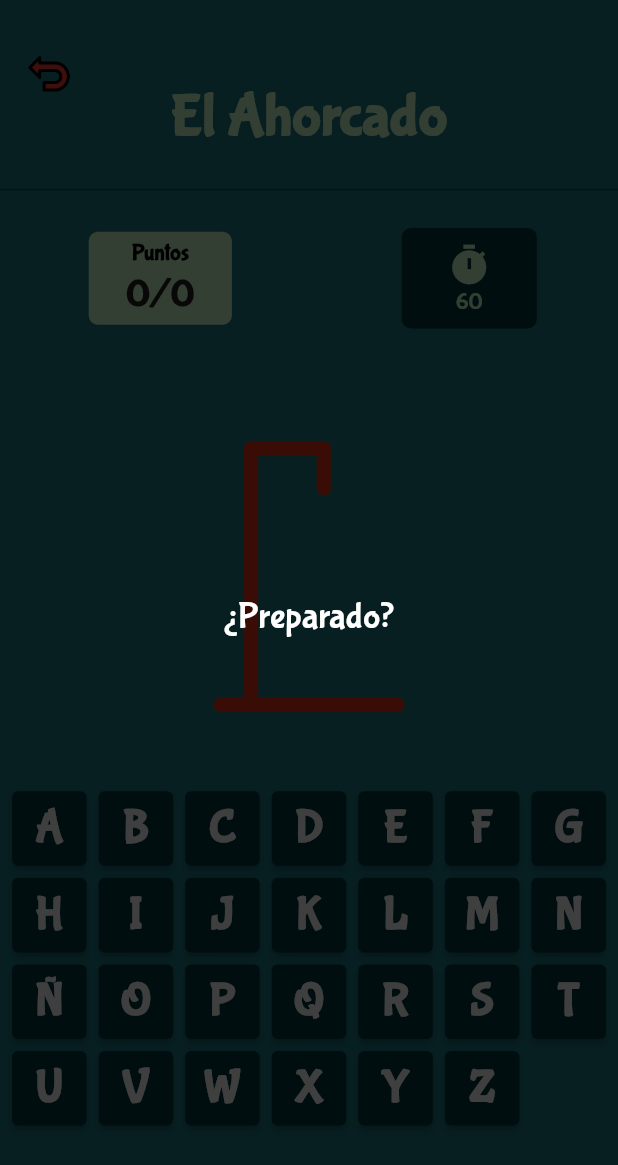
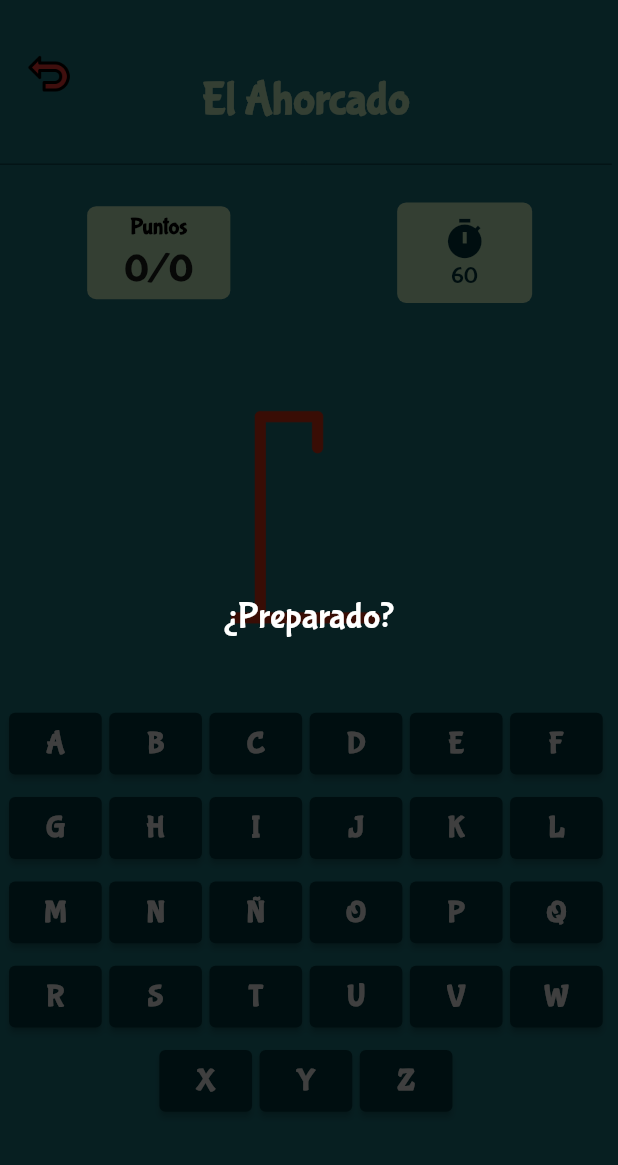
Before and after one commit to carlostic26/Colpaner-Game-App, a Flutter app: the level7 screen opened directly, on a phone screen of 412 x 824 dp. Shown: the top 1165 px of the screen. Run offline on Flutter 3.47's test engine with Material 2 defaults, Android fonts, the phone set to English and light mode, and no system bars; our stand-ins replace cached_network_image, cloud_firestore, firebase_auth, firebase_core, flutter_conditional_rendering, flutter_fortune_wheel and 5 more; missing offline and left inert: giff_dialog, soundpool; accounts and stored records are empty; network calls fail.

Commit message:
corrigiendo algunos bugs parte 1

```diff
--- a/lib/vista/screens/auth/registration_screen.dart
+++ b/lib/vista/screens/auth/registration_screen.dart
@@ -359,7 +359,6 @@ class _RegistrationScreenState extends State<RegistrationScreen> {
     UserModel userModel = UserModel();
 
     LocalStorage localStorage = LocalStorage();
-
     LocalStorage.prefs.setBool("firstLog", firstLog);
 
     String avatar =
--- a/lib/vista/screens/niveles/level3/level3.dart
+++ b/lib/vista/screens/niveles/level3/level3.dart
@@ -1,7 +1,4 @@
-import 'package:cloud_firestore/cloud_firestore.dart';
-import 'package:firebase_auth/firebase_auth.dart';
 import 'package:flutter/material.dart';
-
 import 'package:gamicolpaner/vista/screens/niveles/level3/modulos_soup/ciuda_soup.dart';
 import 'package:gamicolpaner/vista/screens/niveles/level3/modulos_soup/ingles_soup.dart';
 import 'package:gamicolpaner/vista/screens/niveles/level3/modulos_soup/lectura_soup.dart';
--- a/lib/vista/screens/niveles/level7/level7.dart
+++ b/lib/vista/screens/niveles/level7/level7.dart
@@ -213,31 +213,26 @@ class _level7State extends State<level7> {
       backgroundColor: colors_colpaner.base,
       body: Stack(
         children: [
-          Expanded(
+          SingleChildScrollView(
             child: SizedBox(
-              //dimension de ancho y alto de pantalla
-              height: MediaQuery.of(context).size.height,
-              width: MediaQuery.of(context).size.width,
-              child: Stack(
-                alignment: Alignment.center,
-                children: <Widget>[
-                  SingleChildScrollView(
+              height: MediaQuery.of(context).size.height * 0.99,
+              width: MediaQuery.of(context).size.width * 0.99,
               child: Column(
-                      mainAxisAlignment: MainAxisAlignment.spaceEvenly,
+                mainAxisAlignment: MainAxisAlignment.center,
                 crossAxisAlignment: CrossAxisAlignment.center,
                 children: [
+                  SizedBox(height: MediaQuery.of(context).size.height * 0.060),
                   const Center(
                     child: Text(
                       "El Ahorcado",
                       style: TextStyle(
-                              fontSize: 40.0,
+                        fontSize: 30.0, // Reducir el tamaño de la fuente
                         fontFamily: 'BubblegumSans',
                         fontWeight: FontWeight.bold,
                         color: colors_colpaner.claro,
                       ),
                     ),
                   ),
-
                   Text(
                     modulo,
                     style: const TextStyle(
@@ -250,29 +245,26 @@ class _level7State extends State<level7> {
                   const Divider(
                     color: colors_colpaner.oscuro,
                   ),
-                        const SizedBox(
-                          height: 10.0,
-                        ),
+                  const SizedBox(height: 10.0),
                   Row(
                     mainAxisAlignment: MainAxisAlignment.spaceAround,
-                          crossAxisAlignment: CrossAxisAlignment.center,
                     children: [
-                            /* scoreBoard1(
-                                "Intentos", "$numIntentos/$numIntentosMax"), */
-                            scoreBoard1("Puntos",
-                                "${Game7.succes}/$countWordSinRepetidos"),
+                      scoreBoard1(
+                        "Puntos",
+                        "${Game7.succes}/$countWordSinRepetidos",
+                      ),
                       Container(
                         margin: const EdgeInsets.all(5.0),
                         padding: const EdgeInsets.symmetric(
                             vertical: 10.0, horizontal: 30.0),
                         decoration: BoxDecoration(
-                                color: colors_colpaner.oscuro,
+                          color: colors_colpaner.claro,
                           borderRadius: BorderRadius.circular(6.0),
                         ),
                         child: Column(
                           children: [
                             const Icon(
-                                    color: colors_colpaner.claro,
+                              color: colors_colpaner.oscuro,
                               Icons.timer,
                               size: 30,
                             ),
@@ -281,90 +273,91 @@ class _level7State extends State<level7> {
                               style: const TextStyle(
                                 fontFamily: 'BubblegumSans',
                                 fontSize: 15,
-                                        color: colors_colpaner.claro),
+                                color: colors_colpaner.oscuro,
+                              ),
                             ),
                           ],
                         ),
                       ),
                     ],
                   ),
-                        const SizedBox(
-                          height: 30.0,
-                        ),
-                        //texto de afirmación
-                        Positioned(
-                          top: 10,
-                          left: -10,
-                          child: Padding(
+                  const SizedBox(height: 30.0),
+                  Padding(
                     padding: const EdgeInsets.fromLTRB(20, 0, 20, 2),
                     child: Text(
                       afirmacion,
                       style: const TextStyle(
                         color: colors_colpaner.claro,
                         fontSize: 18,
-                                  fontFamily: 'BubblegumSans'),
+                        fontFamily: 'BubblegumSans',
                       ),
                     ),
                   ),
-
-                        Center(
+                  SizedBox(
+                    height: MediaQuery.of(context).size.height *
+                        0.20, // Reducir la altura del área de la figura del ahorcado
+                    child: Center(
                       child: Stack(
-                            //corresponde a cada imagen de parte de cuerpo del personaje de ahorcado
                         children: [
-                              figureImage(Game7.tries >= 0,
-                                  "assets/games/level3/hang.png"),
-                              figureImage(Game7.tries >= 1,
-                                  "assets/games/level3/head.png"),
-                              figureImage(Game7.tries >= 2,
-                                  "assets/games/level3/body.png"),
-                              figureImage(Game7.tries >= 3,
-                                  "assets/games/level3/ra.png"),
-                              figureImage(Game7.tries >= 4,
-                                  "assets/games/level3/la.png"),
-                              figureImage(Game7.tries >= 5,
-                                  "assets/games/level3/rl.png"),
-                              figureImage(Game7.tries >= 6,
-                                  "assets/games/level3/ll.png"),
+                          figureImage(
+                              Game7.tries >= 0, "assets/games/level3/hang.png"),
+                          figureImage(
+                              Game7.tries >= 1, "assets/games/level3/head.png"),
+                          figureImage(
+                              Game7.tries >= 2, "assets/games/level3/body.png"),
+                          figureImage(
+                              Game7.tries >= 3, "assets/games/level3/ra.png"),
+                          figureImage(
+                              Game7.tries >= 4, "assets/games/level3/la.png"),
+                          figureImage(
+                              Game7.tries >= 5, "assets/games/level3/rl.png"),
+                          figureImage(
+                              Game7.tries >= 6, "assets/games/level3/ll.png"),
                         ],
                       ),
                     ),
-                        const SizedBox(
-                          height: 20.0,
                   ),
-
+                  const SizedBox(height: 10.0),
                   SingleChildScrollView(
                     scrollDirection: Axis.horizontal,
                     child: Row(
-                            mainAxisAlignment: MainAxisAlignment.spaceEvenly,
+                      mainAxisAlignment: MainAxisAlignment.center,
                       children: word
                           .split('')
                           .map((e) => letter(
                                 e.toUpperCase(),
-                                    !Game7.selectedChar
-                                        .contains(e.toUpperCase())))
+                                !Game7.selectedChar.contains(e.toUpperCase()),
+                              ))
                           .toList(),
                     ),
                   ),
-
-                        const SizedBox(height: 10),
-
-                        //building the Game keyboard
                   SizedBox(
-                          width: double.infinity,
-                          height: 250.0,
-                          child: GridView.count(
-                            crossAxisCount: 7,
-                            mainAxisSpacing: 8.0,
-                            crossAxisSpacing: 8.0,
-                            padding: const EdgeInsets.all(8.0),
+                    height: MediaQuery.of(context).size.height * 0.04,
+                  ),
+                  Expanded(
+                    child: SingleChildScrollView(
+                      scrollDirection: Axis.vertical,
+                      child: LayoutBuilder(
+                        builder: (context, constraints) {
+                          return Wrap(
+                            // Cambiar a Wrap en lugar de GridView
+                            alignment: WrapAlignment.center,
+                            spacing: 3.0,
+                            runSpacing: 5.0,
                             children: alphabets.map((e) {
-                              return RawMaterialButton(
+                              return Container(
+                                height:
+                                    MediaQuery.of(context).size.height * 0.05,
+                                width: MediaQuery.of(context).size.width *
+                                    0.15, // Definir un ancho fijo para el contenedor
+                                margin: const EdgeInsets.symmetric(
+                                    vertical: 5.0, horizontal: 1.0),
+                                child: RawMaterialButton(
                                   onPressed: Game7.selectedChar.contains(e)
-                                      ? null // Se valida si no se ha seleccionado el botón anterior
+                                      ? null
                                       : () {
                                           setState(() {
                                             numIntentos++;
-
                                             Game7.selectedChar.add(e);
                                             print(Game7.selectedChar);
                                             if (!word
@@ -374,30 +367,24 @@ class _level7State extends State<level7> {
                                                 Game7.tries++;
                                                 Game7.fails++;
 
-                                                Fluttertoast.showToast(
-                                                  msg:
-                                                      " FAILS: ${Game7.fails}", // message
-                                                  toastLength: Toast
-                                                      .LENGTH_LONG, // length
-                                                  gravity: ToastGravity
-                                                      .CENTER, // location
-                                                );
+/*                                                 Fluttertoast.showToast(
+                                                  msg: " FAILS: ${Game7.fails}",
+                                                  toastLength:
+                                                      Toast.LENGTH_LONG,
+                                                  gravity: ToastGravity.CENTER,
+                                                ); */
 
                                                 if (Game7.fails >= 6) {
                                                   stopTimer();
                                                   print(
                                                       'SE ALCANZÓ EL NUMERO MAXIMO DE INTENTOS');
-
-                                                  //guarda puntaje de nivel en firestore
                                                   _guardarPuntajeNivel7(
                                                       Game7.succes);
-
-                                                  //Opcional, enviar como parametro respuesta correcta y mostrar en ese dialogo
-                                                  DialogHelper.showDialogGameOver(
+                                                  DialogHelper
+                                                      .showDialogGameOver(
                                                           context,
                                                           Game7.succes
-                                                          .toString()); //gana 0 puntos si perdió el nivel || SCORE
-
+                                                              .toString());
                                                   setState(() {
                                                     numIntentos = 0;
                                                     gameover = true;
@@ -407,34 +394,22 @@ class _level7State extends State<level7> {
                                                     Game7.selectedChar.clear();
                                                   });
                                                 }
-                                                ;
                                               });
                                             }
-
-                                            //si la palabra escrita está en las cajas entonces aumenta numero de exitos
                                             if (word
                                                 .split('')
                                                 .contains(e.toUpperCase())) {
                                               Game7.succes++;
                                             }
-
-                                            //GAME OVER HIDROCARBUROS
-
-                                            //si falla mas de lo debido
                                             if (numIntentos == numIntentosMax) {
                                               stopTimer();
                                               print(
                                                   'SE ALCANZÓ EL NUMERO MAXIMO DE INTENTOS');
-                                              //Opcional, enviar como parametro respuesta correcta y mostrar en ese dialogo
+                                              _guardarPuntajeNivel7(
+                                                  Game7.succes);
                                               DialogHelper.showDialogGameOver(
                                                   context,
-                                                  Game7.succes
-                                                      .toString()); //gana 0 puntos si perdió el nivel || SCORE
-
-                                              //guarda puntaje de nivel en firestore
-                                              _guardarPuntajeNivel7(
-                                                  Game7.succes);
-
+                                                  Game7.succes.toString());
                                               setState(() {
                                                 numIntentos = 0;
                                                 gameover = true;
@@ -443,25 +418,20 @@ class _level7State extends State<level7> {
                                                 Game7.selectedChar.clear();
                                               });
                                             }
-
-                                            // y si se logra el llenado de las letras minimas completas entonces
                                             if (Game7.succes == word.length ||
                                                 Game7.succes ==
                                                     countWordSinRepetidos) {
                                               stopTimer();
                                               print(
                                                   'PALABRA COMPLETADA CORRECTAMENTE');
-                                              //guarda puntaje de nivel en firestore
                                               _guardarPuntajeNivel7(
                                                   Game7.succes);
-
                                               Future.delayed(
                                                   const Duration(
                                                       milliseconds: 500), () {
                                                 DialogHelper.showDialogGameOver(
                                                     context,
                                                     Game7.succes.toString());
-
                                                 setState(() {
                                                   numIntentos = 0;
                                                   gameover = true;
@@ -482,23 +452,24 @@ class _level7State extends State<level7> {
                                   child: Text(
                                     e,
                                     style: const TextStyle(
-                                        //COLOR TEXT BOARD
                                       color: Colors.white,
-                                        fontSize: 30.0,
+                                      fontSize: 20.0,
                                       fontWeight: FontWeight.bold,
-                                        fontFamily: 'BubblegumSans'),
-                                  )); //color red normal
+                                      fontFamily: 'BubblegumSans',
+                                    ),
+                                  ),
+                                ),
+                              );
                             }).toList(),
+                          );
+                        },
                       ),
-                        )
-                      ],
                     ),
                   ),
                 ],
               ),
             ),
           ),
-
           //flecha atras
           Align(
             alignment: Alignment.topLeft,
--- a/lib/vista/screens/niveles/level8/level8.dart
+++ b/lib/vista/screens/niveles/level8/level8.dart
@@ -341,6 +341,8 @@ class _level8State extends State<level8> {
                             preguntaAzar = temaPregunta[selected.value];
                           });
                           showItemDialog(preguntaAzar);
+
+                          //solo por intentar salir al tablero y explicar con sus palabras, ya tiene 5 puntos
                           _guardarPuntajeNivel8(5);
                         },
                       ),
@@ -421,7 +423,7 @@ class _level8State extends State<level8> {
                 ),
               ),
               content: const Text(
-                'Define el concepto con tus palabras, explica como podría servir en la vida real y recibe feedback de los demás.',
+                'Define el concepto con tus palabras. No tardes más de 10 segundos.',
                 textAlign: TextAlign.center,
                 style: TextStyle(fontSize: 15),
               ),
```
Also changed, not shown: lib/controller/services/local_storage.dart (+16 -3 lines), lib/main.dart (+14 -1 lines), lib/vista/screens/auth/login_screen.dart (+13 -8 lines), lib/vista/screens/avatars/avatars_male.dart (+16 -27 lines), lib/vista/screens/drawer.dart (+12 -10 lines), lib/vista/screens/entrenamiento_modulos.dart (+10 -18 lines), lib/vista/screens/niveles/level10/model/question_widget.dart (+4 -3 lines), lib/vista/screens/niveles/level9/level9.dart (+8 -8 lines), lib/vista/screens/pin_screen.dart (+21 -4 lines), lib/vista/screens/world_game.dart (+102 -85 lines). Lines whose indentation alone changed are shown as unchanged.
